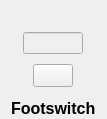
The window that src/pyfx/ui/footswitch_component.ui (keatoncscheible/gfx_dev_app) describes before a commit, drawn with Qt 5.
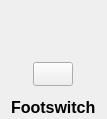
The same window after the commit. Custom widgets are drawn as their Qt base class.

Commit message: Remove footswitch display frame

Patch:
```diff
--- a/src/pyfx/ui/footswitch_component.ui
+++ b/src/pyfx/ui/footswitch_component.ui
@@ -56,6 +56,9 @@
        <height>16777215</height>
       </size>
      </property>
+     <property name="frame">
+      <bool>false</bool>
+     </property>
      <property name="alignment">
       <set>Qt::AlignCenter</set>
      </property>
```
The commit also changes 1 other file.
